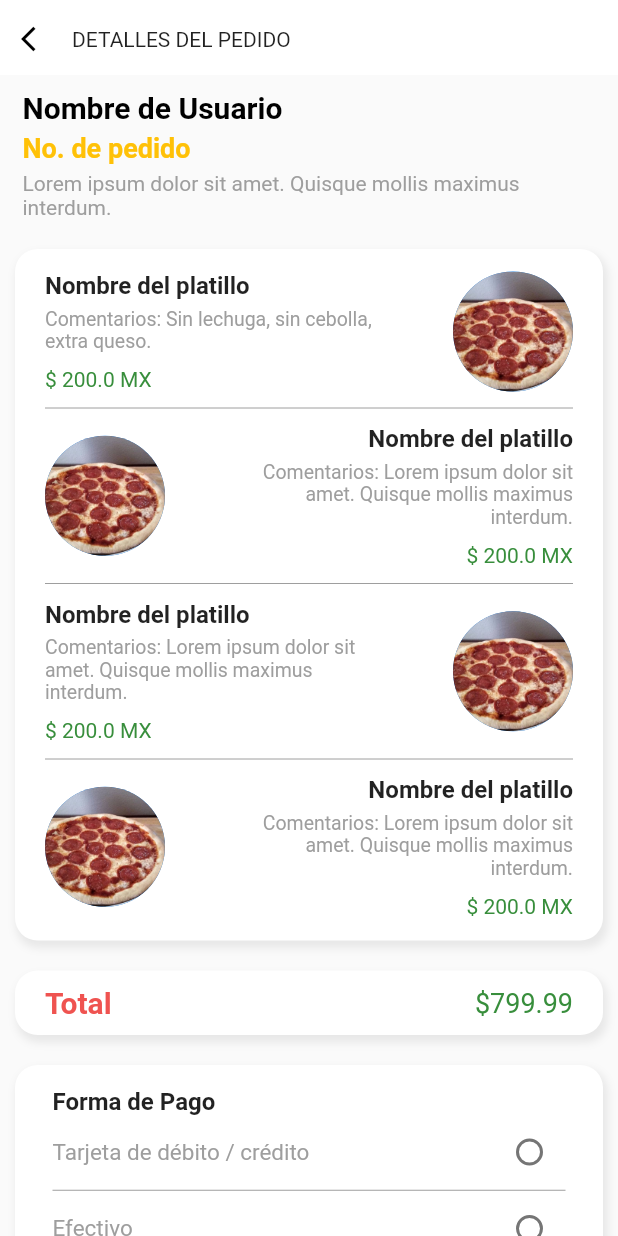
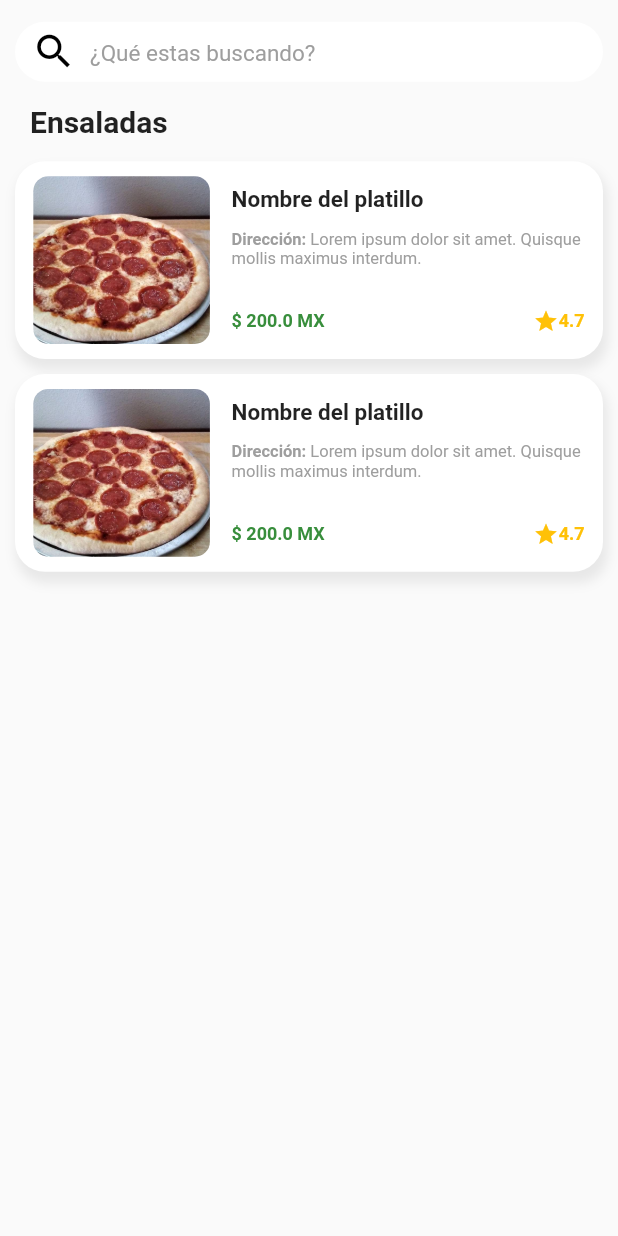
Before and after one commit to PamelaPz/Widgets-Tooring, a Flutter app: the screen it shows after launch, on a phone screen of 412 x 824 dp. Run offline on Flutter 3.47's test engine with Material 2 defaults, Android fonts, the phone set to English and light mode, and no system bars.

Commit message:
screen categories

```diff
--- /dev/null
+++ b/lib/categories.dart
@@ -0,0 +1,45 @@
+import 'package:flutter/material.dart';
+import 'widgets/Home/searchBar.dart';
+import 'widgets/Categories/listCategory.dart';
+
+class Categories extends StatelessWidget {
+  @override
+  Widget build(BuildContext context) {
+    return SafeArea(
+      child: SingleChildScrollView(
+        child: Column(
+          crossAxisAlignment: CrossAxisAlignment.start,
+          children: [
+            SearchBar(),
+            Padding(
+              padding: EdgeInsets.symmetric(horizontal: 20, vertical: 10),
+              child: Text(
+                "Ensaladas",
+                style: TextStyle(
+                  fontSize: 20,
+                  fontWeight: FontWeight.bold,
+                ),
+              ),
+            ),
+            ListCategory(
+              nameUser: "Nombre del platillo",
+              price: 200,
+              address:
+                  "Lorem ipsum dolor sit amet. Quisque mollis maximus interdum.",
+              image: "assets/images/pizza.jpg",
+              starts: 4.7,
+            ),
+            ListCategory(
+              nameUser: "Nombre del platillo",
+              price: 200,
+              address:
+                  "Lorem ipsum dolor sit amet. Quisque mollis maximus interdum.",
+              image: "assets/images/pizza.jpg",
+              starts: 4.7,
+            ),
+          ],
+        ),
+      ),
+    );
+  }
+}
--- a/lib/detailsOrder.dart
+++ b/lib/detailsOrder.dart
@@ -96,7 +96,6 @@ class DetailsOrder extends StatelessWidget {
                       onPressed: () {},
                       shape: RoundedRectangleBorder(
                         borderRadius: BorderRadius.circular(18.0),
-                      side: BorderSide(color: Colors.green.shade800)
                       ),
                       color: Colors.green.shade800,
                       child: Text(
@@ -110,10 +109,9 @@ class DetailsOrder extends StatelessWidget {
                   Container(
                     width: size.width / 2.5,
                     child: RaisedButton(
-                    onPressed: () {},
+                      onPressed: null,
                       shape: RoundedRectangleBorder(
                         borderRadius: BorderRadius.circular(18.0),
-                      side: BorderSide(color: Colors.red)
                       ),
                       color: Colors.red,
                       child: Text(
--- a/lib/main.dart
+++ b/lib/main.dart
@@ -1,5 +1,7 @@
 import 'package:flutter/material.dart';
+import 'package:tooring/categories.dart';
 import 'package:tooring/detailsOrder.dart';
+import 'package:tooring/widgets/Home/searchBar.dart';
 import 'package:tooring/widgets/appBar_icon_text.dart';
 
 void main() => runApp(MyApp());
@@ -19,8 +21,8 @@ class Screen extends StatelessWidget {
   @override
   Widget build(BuildContext context) {
     return Scaffold(
-      appBar: AppBarIconText(title: "Detalles del pedido"),
-      body: DetailsOrder(),
+      appBar: null,
+      body: Categories(),
     );
   }
 }
--- /dev/null
+++ b/lib/widgets/Categories/listCategory.dart
@@ -0,0 +1,132 @@
+import 'package:flutter/material.dart';
+
+class ListCategory extends StatelessWidget {
+  const ListCategory({
+    Key key,
+    this.address,
+    this.image,
+    this.press,
+    this.nameUser,
+    this.starts,
+    this.price,
+  }) : super(key: key);
+
+  final String nameUser;
+  final String address;
+  final String image;
+  final double starts;
+  final double price;
+  final Function press;
+
+  @override
+  Widget build(BuildContext context) {
+    var size = MediaQuery.of(context).size;
+    return Center(
+      child: Container(
+        margin: EdgeInsets.symmetric(horizontal: 10, vertical: 5),
+        height: size.height * 0.16,
+        width: size.width,
+        child: GestureDetector(
+          onTap: press,
+          child: Container(
+              padding: EdgeInsets.symmetric(vertical: 10, horizontal: 10),
+              width: size.width,
+              // height: size.height * 0.16,
+              decoration: BoxDecoration(
+                color: Colors.white,
+                borderRadius: BorderRadius.circular(20),
+                boxShadow: [
+                  BoxShadow(
+                    color: Colors.grey.withOpacity(0.2),
+                    spreadRadius: 1,
+                    blurRadius: 6,
+                    offset: Offset(2, 6),
+                  ),
+                ],
+              ),
+              child: Row(
+                crossAxisAlignment: CrossAxisAlignment.center,
+                mainAxisAlignment: MainAxisAlignment.spaceAround,
+                children: [
+                  Container(
+                    margin: EdgeInsets.only(right: 10),
+                    width: size.width / 3.5,
+                    height: size.width,
+                    child: ClipRRect(
+                      borderRadius: BorderRadius.circular(10),
+                      child: Image(
+                        image: AssetImage(image),
+                        alignment: Alignment.center,
+                        fit: BoxFit.cover,
+                      ),
+                    ),
+                  ),
+                  Container(
+                    width: size.width / 1.75,
+                    padding: EdgeInsets.symmetric(vertical: 5),
+                    child: Column(
+                      mainAxisAlignment: MainAxisAlignment.spaceAround,
+                      crossAxisAlignment: CrossAxisAlignment.start,
+                      children: [
+                        Text(
+                          nameUser,
+                          style: TextStyle(
+                            fontSize: 15,
+                            fontWeight: FontWeight.bold,
+                          ),
+                        ),
+                        SizedBox(height: 5),
+                        Container(
+                            height: 38.5,
+                            child: RichText(
+                              text: new TextSpan(
+                                style: new TextStyle(
+                                  fontSize: 11,
+                                  color: Colors.grey,
+                                ),
+                                children: <TextSpan>[
+                                  new TextSpan(
+                                      text: 'Dirección: ',
+                                      style: new TextStyle(
+                                          fontWeight: FontWeight.bold)),
+                                  new TextSpan(text: address),
+                                ],
+                              ),
+                            )),
+                        SizedBox(height: 8),
+                        Row(
+                          mainAxisAlignment: MainAxisAlignment.spaceBetween,
+                          children: [
+                            Text(
+                              "\$ " + price.toString() + " MX",
+                              style: TextStyle(
+                                  fontSize: 12,
+                                  color: Colors.green.shade700,
+                                  fontWeight: FontWeight.bold),
+                            ),
+                            Container(
+                              child: Row(
+                                children: [
+                                  Icon(Icons.star, color: Colors.amber, size: 17,),
+                                  Text(
+                                    starts.toString(),
+                                    style: TextStyle(
+                                        fontSize: 12,
+                                        color: Colors.amber,
+                                        fontWeight: FontWeight.bold),
+                                  ),
+                                ],
+                              ),
+                            )
+                          ],
+                        )
+                      ],
+                    ),
+                  )
+                ],
+              )),
+        ),
+      ),
+    );
+  }
+}
```
Lines whose indentation alone changed are shown as unchanged.
